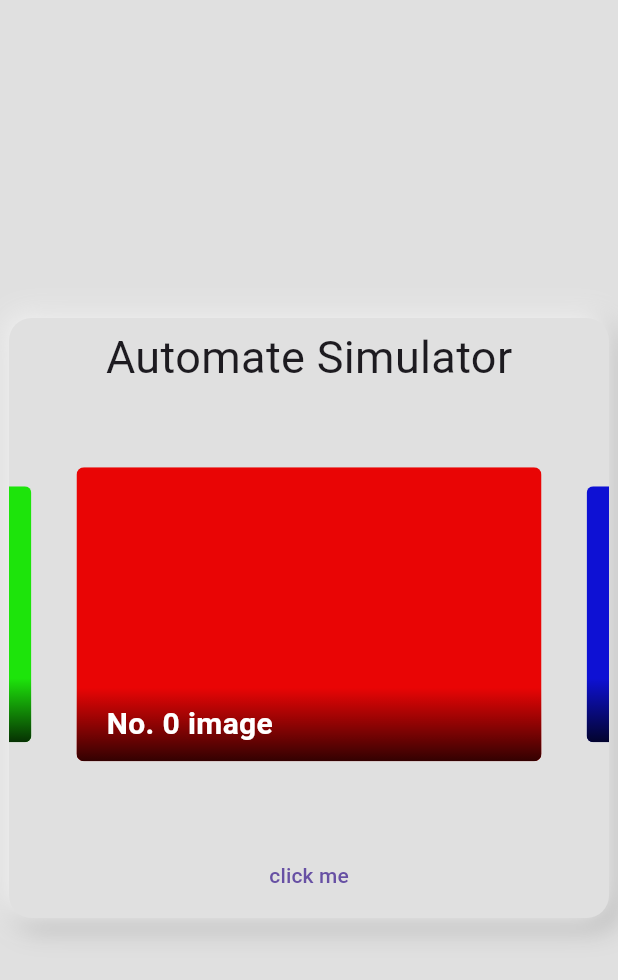
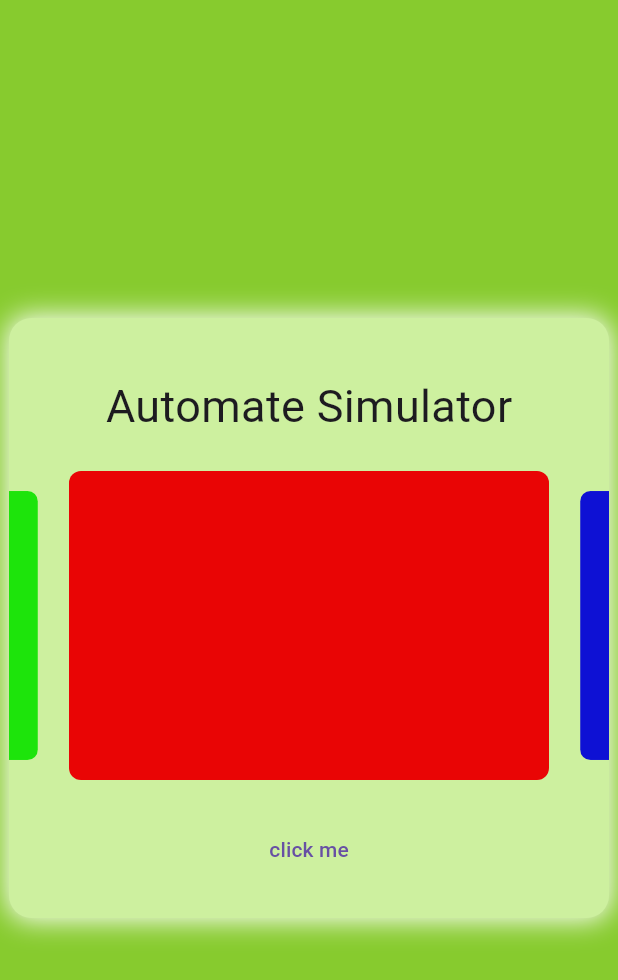
Before and after one commit to YosiKariv1/Automate_Simulator, a Flutter app: the screen it shows after launch, on a phone screen of 412 x 824 dp. Shown: the top 980 px of the screen. Run offline on Flutter 3.47's test engine with Material 3 defaults, Android fonts, the phone set to English and light mode, and no system bars; drawn by our look-alikes of carousel_slider.

Commit message:
adding colors to home screen and changing the size of the carusel

```diff
--- a/lib/automate/painters/node_painter.dart
+++ b/lib/automate/painters/node_painter.dart
@@ -11,7 +11,7 @@ class NodePainter extends CustomPainter {
   @override
   void paint(Canvas canvas, Size size) {
     var paint = Paint()
-      ..color = const Color(0xff87cb2e)
+      ..color = const Color.fromARGB(255, 135, 203, 46)
       ..style = PaintingStyle.fill;
 
     canvas.drawCircle(position, diameter / 2, paint);
--- a/lib/constants.dart
+++ b/lib/constants.dart
@@ -10,46 +10,14 @@ final List<Color> imgList = [
 ];
 
 final List<Widget> imageSliders = imgList
-    .map((item) => Container(
-          margin: const EdgeInsets.all(5.0),
-          child: ClipRRect(
-            borderRadius: const BorderRadius.all(Radius.circular(5.0)),
-            child: Stack(
-              children: <Widget>[
-                Container(
-                  color: item,
-                  width: 1000.0,
-                  height: double.infinity, // or specify a height
-                ),
-                Positioned(
-                  bottom: 0.0,
-                  left: 0.0,
-                  right: 0.0,
-                  child: Container(
-                    decoration: const BoxDecoration(
-                      gradient: LinearGradient(
-                        colors: [
-                          Color.fromARGB(200, 0, 0, 0),
-                          Color.fromARGB(0, 0, 0, 0)
-                        ],
-                        begin: Alignment.bottomCenter,
-                        end: Alignment.topCenter,
-                      ),
-                    ),
-                    padding: const EdgeInsets.symmetric(
-                        vertical: 10.0, horizontal: 20.0),
-                    child: Text(
-                      'No. ${imgList.indexOf(item)} image',
-                      style: const TextStyle(
-                        color: Colors.white,
-                        fontSize: 20.0,
-                        fontWeight: FontWeight.bold,
-                      ),
-                    ),
-                  ),
-                ),
-              ],
-            ),
+    .map((item) => ClipRRect(
+          borderRadius: const BorderRadius.all(Radius.circular(8.0)),
+          child: Stack(
+            children: <Widget>[
+              Container(
+                color: item, // or specify a height
+              ),
+            ],
           ),
         ))
     .toList();
--- a/lib/home_page.dart
+++ b/lib/home_page.dart
@@ -9,38 +9,33 @@ class MyHomePage extends StatelessWidget {
   @override
   Widget build(BuildContext context) {
     return Scaffold(
-      backgroundColor: Colors.grey[300],
+      backgroundColor: const Color.fromARGB(255, 135, 203, 46),
       body: Center(
         child: Container(
           width: 400,
           height: 400,
           decoration: BoxDecoration(
               borderRadius: BorderRadius.circular(15),
-              color: Colors.grey[300],
-              boxShadow: [
+              color: const Color.fromARGB(255, 205, 240, 159),
+              boxShadow: const [
                 BoxShadow(
-                    color: Colors.grey.shade500,
-                    offset: const Offset(5.0, 5.0),
-                    blurRadius: 15.0,
-                    spreadRadius: 1.0),
-                const BoxShadow(
-                    color: Colors.white,
-                    offset: Offset(-0.4, -0.4),
-                    blurRadius: 15.0,
-                    spreadRadius: 1.0),
+                    color: Colors.white, blurRadius: 15.0, spreadRadius: 1.0),
               ]),
           child: Column(
             mainAxisAlignment: MainAxisAlignment.center,
             crossAxisAlignment: CrossAxisAlignment.center,
             children: [
-              const Text("Automate Simulator", style: TextStyle(fontSize: 30)),
+              const Padding(
+                padding: EdgeInsets.only(top: 15.0, bottom: 0.0),
+                child:
+                    Text("Automate Simulator", style: TextStyle(fontSize: 30)),
+              ),
               const VerticalSliderDemo(),
               TextButton(
                   onPressed: () {
                     Navigator.of(context).push(
                       MaterialPageRoute(
-                        builder: (context) =>
-                            const AutomateEditor(), // replace with your actual editor widget
+                        builder: (context) => const AutomateEditor(),
                       ),
                     );
                   },
@@ -59,7 +54,7 @@ class VerticalSliderDemo extends StatelessWidget {
   @override
   Widget build(BuildContext context) {
     return SizedBox(
-      height: 300, // specify height
+      height: 250, // specify height
       child: CarouselSlider(
         options: CarouselOptions(
           aspectRatio: 2.0,
```
Also changed, not shown: lib/automate/automate_editor.dart (+4 -4 lines), lib/automate/widgets/floating_buttons.dart (+24 -4 lines).
